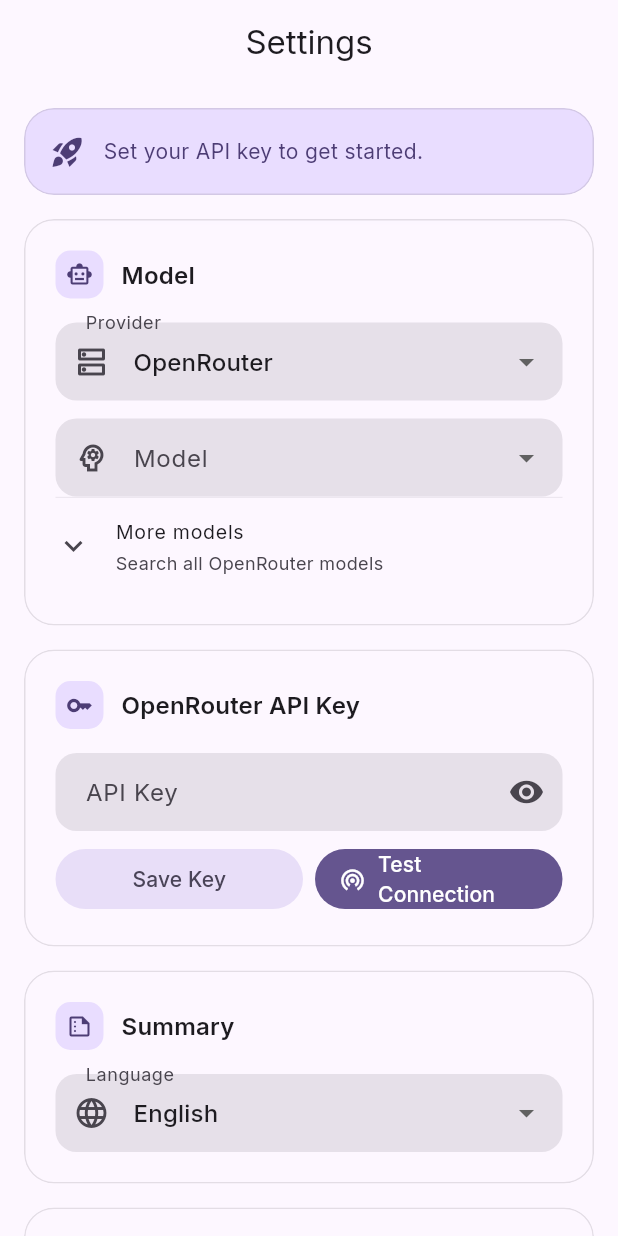
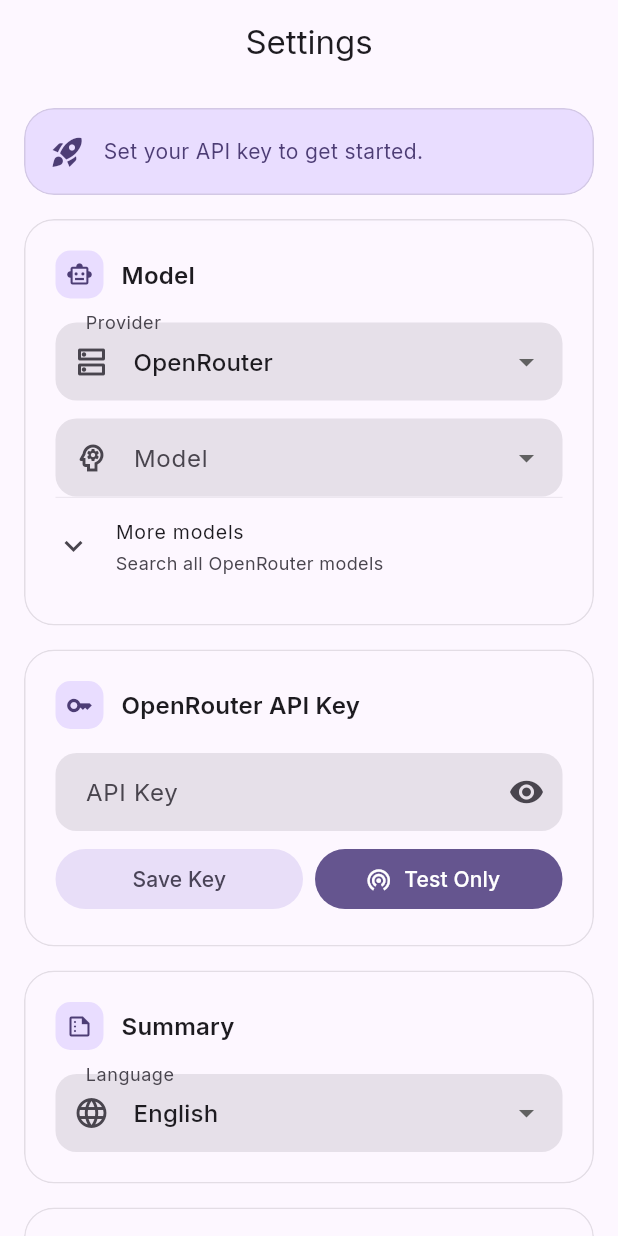
Before and after one commit to pashol/summsumm, a Flutter app: the screen it shows after launch, on a phone screen of 412 x 824 dp. Run offline on Flutter 3.47's test engine with Material 3 defaults, Android fonts, the phone set to English and light mode, and no system bars; our stand-ins replace flutter_markdown, flutter_riverpod, flutter_secure_storage, flutter_tts, google_fonts, riverpod_annotation and 1 more; generated files the repository leaves out were written again.

Commit message:
feat: rename 'Test Connection' button to 'Test Only'

```diff
--- a/lib/screens/settings_screen.dart
+++ b/lib/screens/settings_screen.dart
@@ -300,7 +300,7 @@
                               ),
                             )
                           : const Icon(Icons.wifi_tethering),
-                      label: const Text('Test Connection'),
+                      label: const Text('Test Only'),
                     ),
                   ),
                 ],
```
